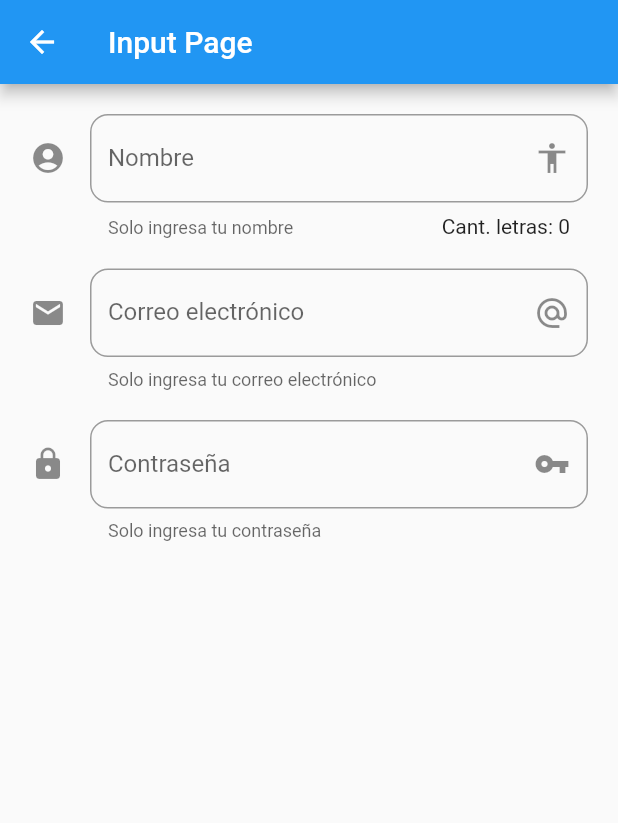
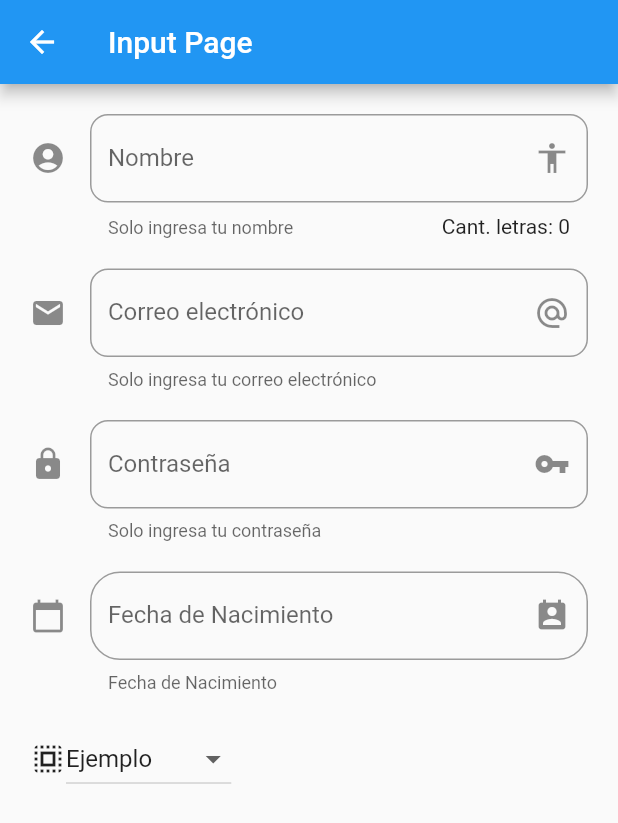
Before and after one commit to eeBarrionuevo/flutter_livcode_components, a Flutter app: the InputPage screen opened directly, on a phone screen of 412 x 824 dp. Shown: the top 823 px of the screen. Run offline on Flutter 3.47's test engine with Material 2 defaults, Android fonts, the phone set to English and light mode, and no system bars.

Commit message:
Mods Input Page Final

```diff
--- a/lib/src/pages/input_page.dart
+++ b/lib/src/pages/input_page.dart
@@ -1,13 +1,25 @@
 import 'package:flutter/material.dart';
 
 class InputPage extends StatefulWidget {
-
   @override
   _InputPageState createState() => _InputPageState();
 }
 
 class _InputPageState extends State<InputPage> {
+
   int cantidad = 0;
+  TextEditingController inputDateController = TextEditingController();
+  TextEditingController inputMailController = TextEditingController();
+  TextEditingController inputPasswordController = TextEditingController();
+
+  List<String> superPower = [
+    "Volar",
+    "Superfuerza",
+    "Supersalto",
+    "Ejemplo"
+  ];
+
+  String select = "Ejemplo";
 
   @override
   Widget build(BuildContext context) {
@@ -18,64 +30,140 @@ class _InputPageState extends State<InputPage> {
         body: ListView(
           padding: EdgeInsets.symmetric(horizontal: 20, vertical: 20),
           children: <Widget>[
-          TextField(
+            _buildInputSimple(),
+            SizedBox(
+              height: 20,
+            ),
+            _buildInputMail(),
+            SizedBox(
+              height: 20,
+            ),
+            _buildInputPassword(),
+            SizedBox(
+              height: 20,
+            ),
+            _buildInputDate(),
+            SizedBox(
+              height: 20,
+            ),
+            _buildDropDown()
+          ],
+        ));
+  }
+
+  Widget _buildInputSimple() {
+    return TextField(
       decoration: InputDecoration(
           icon: Icon(Icons.account_circle),
           suffixIcon: Icon(Icons.accessibility),
           labelText: "Nombre",
           hintText: "Ingrese su nombre...",
-              border: OutlineInputBorder(
-                borderRadius: BorderRadius.circular(12)
-              ),
+          border: OutlineInputBorder(borderRadius: BorderRadius.circular(12)),
           helperText: "Solo ingresa tu nombre",
-              counter: Text("Cant. letras: $cantidad")
-            ),
-            onChanged: (String value){
+          counter: Text("Cant. letras: $cantidad")),
+      onChanged: (String value) {
         cantidad = value.length;
-              setState(() {
+        setState(() {});
+      },
+    );
+  }
 
-              });
-            },
-          ),
-          SizedBox(
-            height: 20,
-          ),
-          TextField(
+  Widget _buildInputMail() {
+    return TextField(
       keyboardType: TextInputType.emailAddress,
       decoration: InputDecoration(
           icon: Icon(Icons.email),
           suffixIcon: Icon(Icons.alternate_email),
           labelText: "Correo electrónico",
           hintText: "Ingrese su correo electrónico...",
-                border: OutlineInputBorder(
-                    borderRadius: BorderRadius.circular(12)
-                ),
-                helperText: "Solo ingresa tu correo electrónico"
-            ),
-          ),
-          SizedBox(
-            height: 20,
-          ),
-          TextField(
+          border: OutlineInputBorder(borderRadius: BorderRadius.circular(12)),
+          helperText: "Solo ingresa tu correo electrónico"),
+    );
+  }
+
+  Widget _buildInputPassword() {
+    return TextField(
       obscureText: true,
       decoration: InputDecoration(
           icon: Icon(Icons.lock),
           suffixIcon: Icon(Icons.vpn_key),
           labelText: "Contraseña",
           hintText: "Ingrese su contraseña...",
-                border: OutlineInputBorder(
-                    borderRadius: BorderRadius.circular(12)
+          border: OutlineInputBorder(borderRadius: BorderRadius.circular(12)),
+          helperText: "Solo ingresa tu contraseña"),
+    );
+  }
+
+  Widget _buildInputDate() {
+    return TextField(
+      controller: inputDateController,
+      enableInteractiveSelection: false,
+      decoration: InputDecoration(
+        border: OutlineInputBorder(borderRadius: BorderRadius.circular(20)),
+        hintText: "Fecha de Nacimiento",
+        labelText: "Fecha de Nacimiento",
+        helperText: "Fecha de Nacimiento",
+        icon: Icon(Icons.calendar_today),
+        suffixIcon: Icon(Icons.perm_contact_calendar),
       ),
-                helperText: "Solo ingresa tu contraseña"
-            ),
-          ),
+      onTap: (){
+        FocusScope.of(context).requestFocus(new FocusNode());
+        selectDate(context);
+      },
+    );
+  }
 
-          SizedBox(
-            height: 20,
-          ),
+  selectDate(BuildContext context) async {
+    DateTime picked = await showDatePicker(
+      context: context,
+      initialDate: new DateTime.now(),
+      firstDate: new DateTime(2019),
+      lastDate: new DateTime(2022),
+    );
+    if(picked != null){
+      setState(() {
+        print(picked.toString());
+        inputDateController.text = picked.toString();
+      });
+    }
+  }
 
+  Widget _buildDropDown(){
+    return Row(
+      children: <Widget>[
+        Icon(Icons.select_all),
+        DropdownButton<String>(
+          items: getOptionDropDown(),
+          value: select,
+          onChanged: (value){
+            select = value;
+            setState(() {
+
+            });
+            print("Seleccionaste... $value");
+          },
+        )
       ],
+    );
+  }
+
+  List<DropdownMenuItem<String>> getOptionDropDown(){
+
+    List<DropdownMenuItem<String>> federica = new List();
+
+    superPower.forEach((element) {
+
+      print("asdsadasdsadsads $element");
+
+      federica.add(
+        DropdownMenuItem(
+          child: Text(element),
+          value: element,
         )
       );
+    });
+    return federica;
+
   }
+
 }
```
Lines whose indentation alone changed are shown as unchanged.
